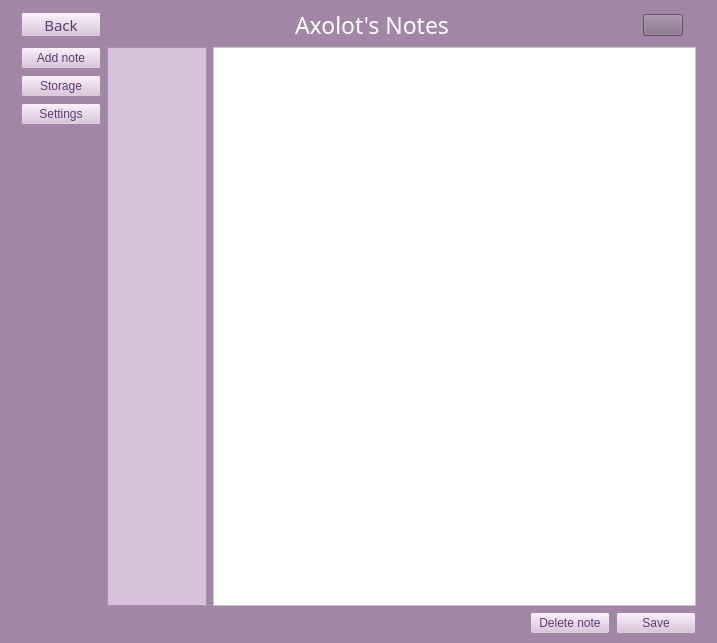
Ephirious/Notes-TaskManager, file Interface_files/MainWNotes.ui: the form before one commit.
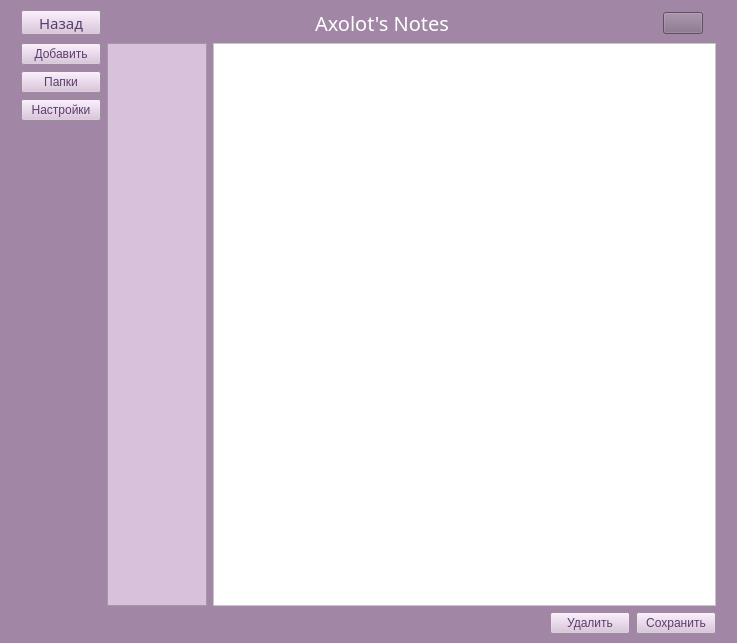
The form after the commit. Icons and pictures are not drawn.

Patch:
```diff
--- a/Interface_files/MainWNotes.ui
+++ b/Interface_files/MainWNotes.ui
@@ -6,7 +6,7 @@
    <rect>
     <x>0</x>
     <y>0</y>
-    <width>717</width>
+    <width>737</width>
     <height>643</height>
    </rect>
   </property>
@@ -74,7 +74,7 @@
 }</string>
         </property>
         <property name="text">
-         <string>Back</string>
+         <string>Назад</string>
         </property>
         <property name="icon">
          <iconset resource="res.qrc">
@@ -111,8 +111,8 @@
         </property>
         <property name="font">
          <font>
-          <family>Snap ITC</family>
-          <pointsize>17</pointsize>
+          <family>Ravie</family>
+          <pointsize>15</pointsize>
           <italic>false</italic>
           <bold>false</bold>
          </font>
@@ -232,12 +232,18 @@
 }</string>
           </property>
           <property name="text">
-           <string>Add note</string>
+           <string>Добавить</string>
           </property>
           <property name="icon">
            <iconset resource="res.qrc">
             <normaloff>:/icons/icons/add_box_FILL0_wght400_GRAD0_opsz24.svg</normaloff>:/icons/icons/add_box_FILL0_wght400_GRAD0_opsz24.svg</iconset>
           </property>
+          <property name="iconSize">
+           <size>
+            <width>16</width>
+            <height>16</height>
+           </size>
+          </property>
          </widget>
         </item>
         <item>
@@ -263,7 +269,7 @@
 }</string>
           </property>
           <property name="text">
-           <string>Storage</string>
+           <string>Папки</string>
           </property>
           <property name="icon">
            <iconset resource="res.qrc">
@@ -294,7 +300,7 @@
 }</string>
           </property>
           <property name="text">
-           <string>Settings</string>
+           <string>Настройки</string>
           </property>
           <property name="icon">
            <iconset resource="res.qrc">
@@ -407,7 +413,7 @@
 </string>
             </property>
             <property name="text">
-             <string>Delete note</string>
+             <string>Удалить</string>
             </property>
             <property name="icon">
              <iconset resource="res.qrc">
@@ -432,7 +438,7 @@
 }</string>
             </property>
             <property name="text">
-             <string>Save</string>
+             <string>Сохранить</string>
             </property>
             <property name="icon">
              <iconset resource="res.qrc">
```
Left out of the diff: 10 changed lines with no effect on the pictures.
